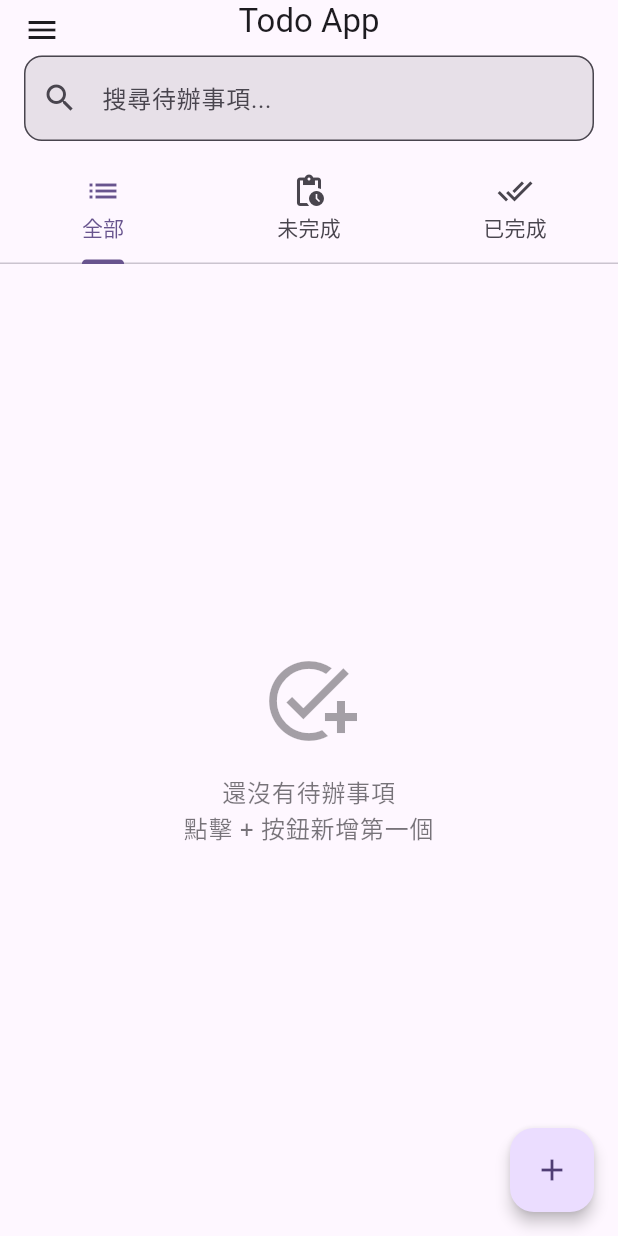
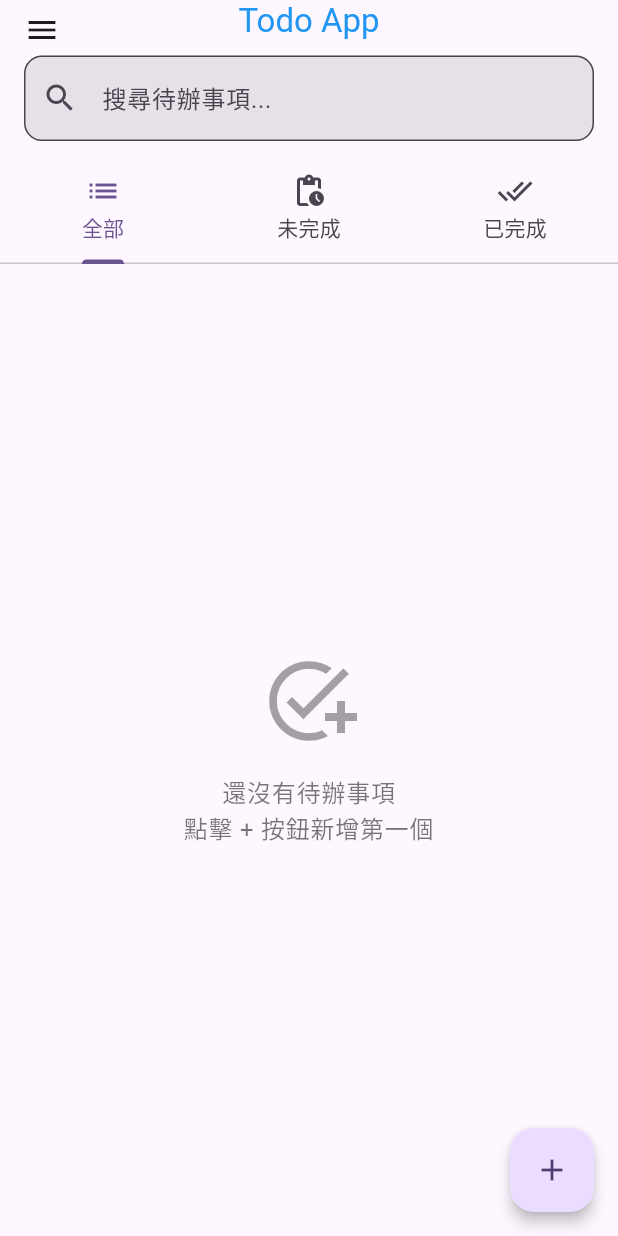
Before and after one commit to easylive1989/ai_todo_app, a Flutter app: the screen it shows after launch, on a phone screen of 412 x 824 dp. Run offline on Flutter 3.47's test engine with Material 3 defaults, Android fonts, the phone set to English and light mode, and no system bars; our stand-ins replace shared_preferences.

Commit message:
將 Todo App 標題改為藍色
🤖 Generated with [Claude Code](https://claude.ai/code)

Co-Authored-By: Claude <noreply@anthropic.com>

```diff
--- a/todo_app/lib/screens/home_screen.dart
+++ b/todo_app/lib/screens/home_screen.dart
@@ -33,7 +33,10 @@ class _HomeScreenState extends State<HomeScreen> with SingleTickerProviderStateM
   Widget build(BuildContext context) {
     return Scaffold(
       appBar: AppBar(
-        title: const Text('Todo App'),
+        title: const Text(
+          'Todo App',
+          style: TextStyle(color: Colors.blue),
+        ),
         bottom: PreferredSize(
           preferredSize: const Size.fromHeight(120),
           child: Column(
```
